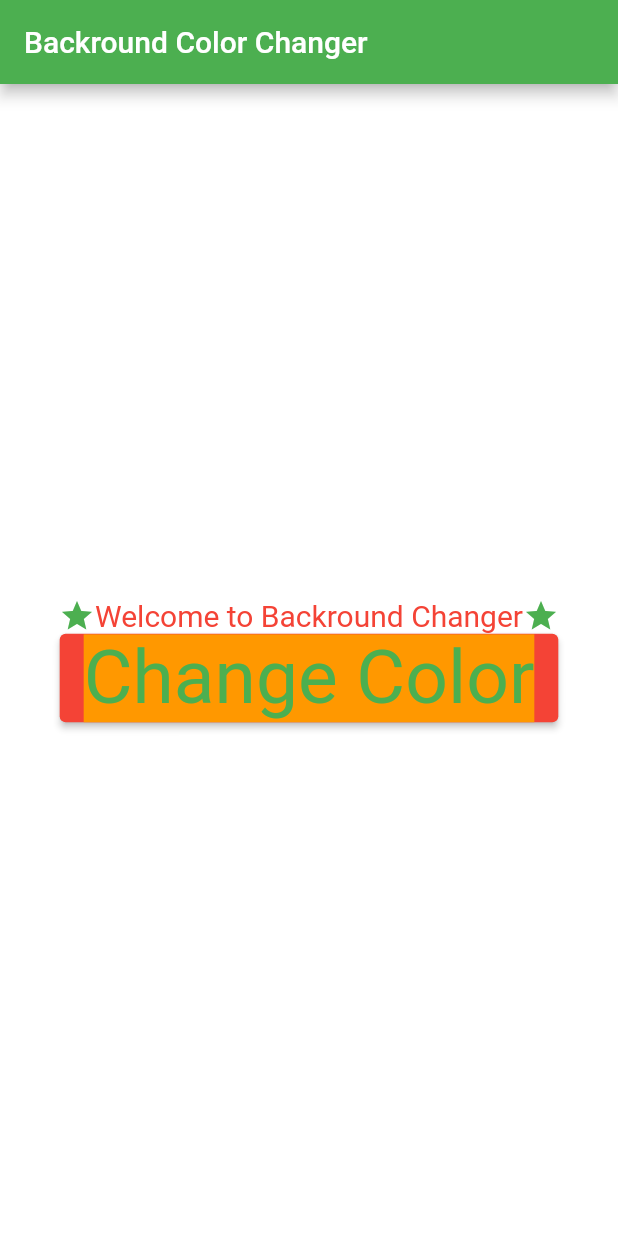
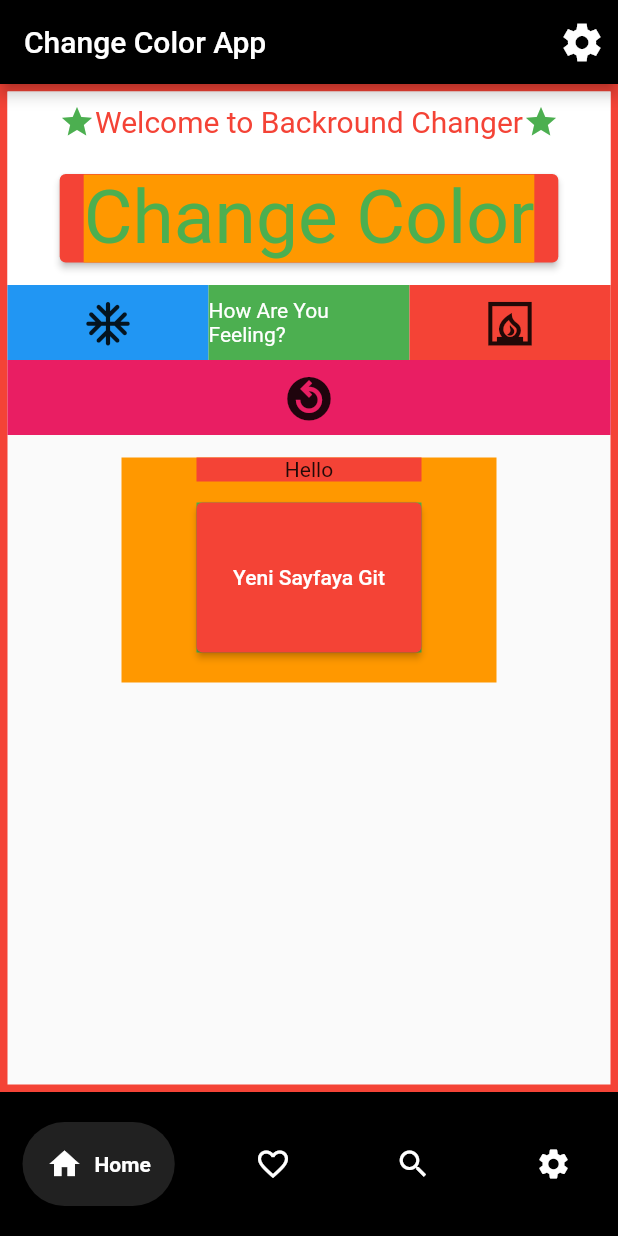
Before and after one commit to IsaTunahan/AppBackroundChanger, a Flutter app: the screen it shows after launch, on a phone screen of 412 x 824 dp. Run offline on Flutter 3.47's test engine with Material 2 defaults, Android fonts, the light colour scheme and no system bars; drawn by our look-alikes of google_nav_bar; our stand-ins replace google_fonts; Roboto replaces fonts that are missing (Ubuntu).

Commit message:
Yeni Özellikler eklendi. Widgetlar ayrıldı

```diff
--- /dev/null
+++ b/lib/bottom_nav_bar.dart
@@ -0,0 +1,48 @@
+import 'package:flutter/material.dart';
+import 'package:google_nav_bar/google_nav_bar.dart';
+class bottomNavBar extends StatefulWidget {
+  const bottomNavBar({super.key});
+
+  @override
+  State<bottomNavBar> createState() => _bottomNavBarState();
+}
+
+class _bottomNavBarState extends State<bottomNavBar> {
+  @override
+  Widget build(BuildContext context) {
+    return Container(
+        color: Colors.black,
+        child: Padding(
+          padding: const EdgeInsets.symmetric(horizontal: 15.0, vertical: 20),
+          child: GNav(
+              backgroundColor: Colors.black,
+              color: Colors.white,
+              activeColor: Colors.white,
+              tabBackgroundColor: Colors.grey.shade900,
+              gap: 8,
+              onTabChange: (index){
+                print(index);
+              },
+              padding: EdgeInsets.all(16),
+              tabs: const [
+                GButton(
+                  icon: Icons.home,
+                  text: 'Home',
+                ),
+                GButton(
+                  icon: Icons.favorite_border,
+                  text: 'Likes',
+                ),
+                GButton(
+                  icon: Icons.search,
+                  text: 'Search',
+                ),
+                GButton(
+                  icon: Icons.settings,
+                  text: 'Settings',
+                ),
+              ]),
+        ),
+      );
+  }
+}
--- /dev/null
+++ b/lib/change_color.dart
@@ -0,0 +1,88 @@
+import 'package:flutter/material.dart';
+import 'package:google_fonts/google_fonts.dart';
+import 'dart:math';
+
+class ChangeColor extends StatefulWidget {
+  const ChangeColor({super.key});
+
+  @override
+  State<ChangeColor> createState() => _ChangeColorState();
+}
+
+class _ChangeColorState extends State<ChangeColor> {
+  Color _appBarColor = Colors.green;
+  Color _buttonColor = Colors.red;
+  Color _backroundColor = Colors.white;
+  Color _textColor = Colors.orange;
+  void _changeColor() {
+    setState(() {
+      _appBarColor = Color.fromRGBO(
+        Random().nextInt(256),
+        Random().nextInt(256),
+        Random().nextInt(256),
+        1,
+      );
+
+      _textColor = Color.fromRGBO(
+        Random().nextInt(256),
+        Random().nextInt(256),
+        Random().nextInt(256),
+        1,
+      );
+      _buttonColor = Color.fromRGBO(
+        Random().nextInt(256),
+        Random().nextInt(256),
+        Random().nextInt(256),
+        1,
+      );
+      _backroundColor = Color.fromRGBO(
+        Random().nextInt(256),
+        Random().nextInt(256),
+        Random().nextInt(256),
+        1,
+      );
+    });
+  }
+
+  @override
+  Widget build(BuildContext context) {
+    return Container(
+
+      color: _backroundColor,
+      child: Column(
+        children: [
+          Padding(
+            padding: const EdgeInsets.all(8),
+            child: Row(
+              mainAxisAlignment: MainAxisAlignment.center,
+              crossAxisAlignment: CrossAxisAlignment.center,
+              children: [
+                Icon(Icons.star, color: _appBarColor),
+                Text('Welcome to Backround Changer',
+                    style: GoogleFonts.ubuntu(
+                      textStyle: TextStyle(
+                        fontSize: 20,
+                        color: _buttonColor,
+                      ),
+                    )),
+                Icon(Icons.star, color: _appBarColor),
+              ],
+            ),
+          ),
+          Padding(
+            padding: const EdgeInsets.all(15),
+            child: ElevatedButton(
+              onPressed: _changeColor,
+              child: Text("Change Color"),
+              style: ElevatedButton.styleFrom(
+                  foregroundColor: _appBarColor,
+                  backgroundColor: _buttonColor,
+                  textStyle:
+                      TextStyle(fontSize: 50, backgroundColor: _textColor)),
+            ),
+          ),
+        ],
+      ),
+    );
+  }
+}
--- /dev/null
+++ b/lib/hot_or_cold.dart
@@ -0,0 +1,94 @@
+import 'package:flutter/material.dart';
+import 'package:google_fonts/google_fonts.dart';
+class hotOrCold extends StatefulWidget {
+  const hotOrCold({super.key});
+
+  @override
+  State<hotOrCold> createState() => _hotOrColdState();
+}
+
+class _hotOrColdState extends State<hotOrCold> {
+  String feeling = "How Are You Feeling?";
+
+  @override
+  Widget build(BuildContext context) {
+    return Container(
+      height: 100,
+      child: Column(
+        children: [
+          Row(crossAxisAlignment: CrossAxisAlignment.start, children: [
+            Expanded(
+              child: Container(
+                height: 50,
+                color: Colors.blue,
+                child: IconButton(
+                    onPressed: () {
+                      setState(() {
+                        feeling = 'Cold';
+                      print('Cold');
+                      });
+                    },
+                    icon: const Icon(
+                      Icons.ac_unit_rounded,
+                      size: 35,
+                    )),
+              ),
+            ),
+            Expanded(
+              child: Container(
+                height: 50,
+                color: Colors.green,
+                child: Center(
+                    child: Text(feeling,
+                        style: GoogleFonts.roboto(
+                          textStyle: const TextStyle(
+                            color: Colors.white,
+                            shadows: [],
+                          ),
+                        ))),
+              ),
+            ),
+            Expanded(
+              child: Container(
+                height: 50,
+                color: Colors.red,
+                child: IconButton(
+                    onPressed: () {
+                      setState(() {
+                        feeling = 'Hot';
+                        print('Hot');
+                      });
+                    },
+                    icon: const Icon(
+                      Icons.fireplace_outlined,
+                      size: 35,
+                    )),
+              ),
+            ),
+          ]),
+          Column(
+            crossAxisAlignment: CrossAxisAlignment.stretch,
+            children: [
+              Container(
+                height: 50,
+                color: Colors.pink,
+                child: IconButton(
+                  onPressed: () {
+                    setState(() {
+                      feeling = "How is the weather?";
+                    print('How is the weather?');
+                    });
+                  },
+                  icon: const Icon(
+                    Icons.replay_circle_filled_outlined,
+                    size: 35,
+                  ),
+                ),
+              ),
+            ],
+          ),
+        ],
+      ),
+    );
+  }
+}
--- a/lib/main.dart
+++ b/lib/main.dart
@@ -1,116 +1,187 @@
-import 'dart:math';
+import 'package:backround_changer/bottom_nav_bar.dart';
+import 'package:backround_changer/change_color.dart';
+import 'package:backround_changer/hot_or_cold.dart';
+import 'package:backround_changer/stack_deneme.dart';
+import 'package:backround_changer/colors.dart';
 import 'package:flutter/material.dart';
-import 'package:google_fonts/google_fonts.dart';
 
-void main() => runApp(
-    MyApp()); //1- main fonksiyonu uygulamayı başlatır ve MyApp sınıfını çağırır.
+void main() {
+  runApp(MyApp());
+}
 
-class MyApp extends StatefulWidget {
-  //2- MyApp sınıfı, StatefulWidget sınıfından türetilir ve _MyAppState sınıfını çağırır.
-  //Bu sınıf, uygulama durumunun yönetilmesi ve arayüzün güncellenmesi için gerekli kodları içerir.
+class MyApp extends StatelessWidget {
+  @override
+  Widget build(BuildContext context) {
+    return MaterialApp(
+      title: 'Change Color',
+      // home: myHomePage(),
+      initialRoute: '/',
+      routes: {
+        "/": (context) => myHomePage(),
+        '/settings': (context) => MyApps(),
+      },
+    );
+  }
+}
+
+class myHomePage extends StatefulWidget {
+  const myHomePage({super.key});
 
   @override
-  _MyAppState createState() => _MyAppState();
+  State<myHomePage> createState() => _myHomePageState();
 }
 
-class _MyAppState extends State<MyApp> {
-  //3- _MyAppState sınıfı, üç farklı renk değişkeni oluşturur:
-  //_buttonColor, _backgroundColor ve _textColor.
-  //Bu renkler sırasıyla butonun arka plan rengi, arka plan rengi ve metin rengidir.
-  Color _appBarColor = Colors.green;
-  Color _buttonColor = Colors.red;
-  Color _backroundColor = Colors.white;
-  Color _textColor = Colors.orange;
-  void _changeColor() {
-    //4- _changeColor fonksiyonu, yeni bir rastgele renk oluşturmak için Random() sınıfını kullanır.
-    //Bu fonksiyon, _buttonColor, _backgroundColor ve _textColor değişkenlerini değiştirir.
-    setState(() {
-      _appBarColor = Color.fromRGBO(
-        Random().nextInt(256),
-        Random().nextInt(256),
-        Random().nextInt(256),
-        1,
-      );
+class _myHomePageState extends State<myHomePage> {
+  @override
+  Widget build(BuildContext context) {
+    //List<Color> colors=[Colors.grey.shade900,Colors.grey.shade500,Colors.white];
+    return WillPopScope(
+      onWillPop: () async {
+        print('pop edecek');
+        return false;
+      },
+      child: Scaffold(
+        appBar: AppBar(
+          title: const Text('Change Color App'),
+          backgroundColor: Colors.black,
+          actions: [
+            IconButton(
+                onPressed: () {
+                  print('Settings');
+                  Navigator.of(context).pushNamed('/settings');
+                },
+                tooltip: 'Search',
+                icon: const Icon(
+                  Icons.settings_sharp,
+                  size: 30,
+                ))
+          ],
+        ),
+        bottomNavigationBar: bottomNavBar(),
+        body: Container(
+          decoration: BoxDecoration(
+            border: Border.all(
+              color: Colors.red,
+              width: 5,
+            ),
+          ),
+          child: Column(
+            children: const [
+              ChangeColor(),
+              hotOrCold(),
+              stackDeneme(),
+              // Image(
+              //   image: AssetImage('images/icon_flutter.png'),
+              //   width: 200,
+              //   height: 200,
+              //   fit: BoxFit.cover,
+              // ),
+            ],
+          ),
+        ),
+      ),
+    );
+  }
+}
 
-      _textColor = Color.fromRGBO(
-        Random().nextInt(256),
-        Random().nextInt(256),
-        Random().nextInt(256),
-        1,
-      );
-      _buttonColor = Color.fromRGBO(
-        Random().nextInt(256),
-        Random().nextInt(256),
-        Random().nextInt(256),
-        1,
-      );
-      _backroundColor = Color.fromRGBO(
-        Random().nextInt(256),
-        Random().nextInt(256),
-        Random().nextInt(256),
-        1,
-      );
-    });
-  }
+class SettingsPage extends StatelessWidget {
+  const SettingsPage({super.key});
 
   @override
   Widget build(BuildContext context) {
-    //5- Build fonksiyonu, arayüzü oluşturmak için kullanılır.
-    //Bu fonksiyon, MaterialApp widget'ı ile başlar ve Scaffold widget'ıyla devam eder.
-
-    return MaterialApp(
-        home: Scaffold(
-      //6- Scaffold widget'ı, uygulama çerçevesini oluşturur ve bir AppBar widget'ı ile birlikte görüntülenir.
-      //AppBar widget'ı, uygulama başlığını içerir.
+    return Scaffold(
       appBar: AppBar(
-        title: const Text(
-          'Backround Color Changer',
-        ),
-        backgroundColor: _appBarColor,
+        title: Text('Settings'),
+        backgroundColor: Colors.black,
       ),
       body: Container(
-        //7-  Container widget'ı, uygulama arka plan rengini temsil eder ve _backroundColor değişkenine bağlanır.
-        color: _backroundColor,
+        decoration: BoxDecoration(
+          border: Border.all(
+            color: Colors.white,
+            width: 5,
+          ),
+          color: Colors.black,
+        ),
         child: Center(
-            //8 -Center widget'ı, butonu merkezlemek için kullanılır ve bir ElevatedButton widget'ı içerir.
+          child: Container(
+            decoration: BoxDecoration(
+            border: Border.all(
+              color: Colors.white,
+              width: 2,
+            ),
+          ),
+            child: Text(
+              style: TextStyle(color: Colors.white),
+              'Welcome to Settindgs Page',
+            ),
+          ),
+        ),
+      ),
+    );
+  }
+}
+class MyApps extends StatelessWidget {
+  @override
+  Widget build(BuildContext context) {
+    return MaterialApp(
+      title: 'My App',
+      theme: ThemeData(
+        primarySwatch: Colors.blue,
+        elevatedButtonTheme: ElevatedButtonThemeData(
+          style: ElevatedButton.styleFrom(
+            backgroundColor: Colors.blue,
+            shape: RoundedRectangleBorder(
+              borderRadius: BorderRadius.circular(16),
+            ),
+          ),
+        ),
+      ),
+      home: LoginPage(),
+    );
+  }
+}
 
-            child: Column(
+class LoginPage extends StatelessWidget {
+  const LoginPage({super.key});
+
+  @override
+  Widget build(BuildContext context) {
+    return Scaffold(
+      body: SafeArea(
+        child: Column(
+
           mainAxisAlignment: MainAxisAlignment.center,
-          crossAxisAlignment: CrossAxisAlignment.center,
-          children: <Widget>[
-            Row(
-              mainAxisAlignment: MainAxisAlignment.center,
-              crossAxisAlignment: CrossAxisAlignment.center,
-              children: [
-                Icon(Icons.star, color: _appBarColor),
-                Text('Welcome to Backround Changer',
-                    style: GoogleFonts.ubuntu(
-                      textStyle: TextStyle(
-                        fontSize: 20,
-                        color: _buttonColor,
-                      ),
-                    )),
-                Icon(Icons.star, color: _appBarColor),
-              ],
+          children: [
+            const Text(
+              "Hoşgeldiniz!",
+              style: TextStyle(fontSize: 24, fontWeight: FontWeight.bold),
             ),
-            ElevatedButton(
-              onPressed: _changeColor,
-              child: Text("Change Color"),
-              style: ElevatedButton.styleFrom(
-                  //9- ElevatedButton widget'ı, kullanıcının tıklamasını yakalamak için bir
-                  //onPressed özelliği içerir ve metin ve stil özellikleri içerir.
-                  //Stil özellikleri, _buttonColor ve _textColor değişkenlerine bağlanır.
-                  foregroundColor: _appBarColor,
-                  backgroundColor: _buttonColor,
-                  textStyle:
-                      TextStyle(fontSize: 50, backgroundColor: _textColor)),
+            SizedBox(height: 32),
+            ElevatedButton.icon(
+              onPressed: () {},
+              icon: Icon(Icons.login),
+              label: Text("Google ile Giriş Yap"),
+            ),
+            SizedBox(height: 16),
+            ElevatedButton.icon(
+              onPressed: () {},
+              icon: Icon(Icons.login),
+              label: Text("Apple ile Giriş Yap"),
+            ),
+            SizedBox(height: 16),
+            ElevatedButton.icon(
+              onPressed: () {},
+              icon: Icon(Icons.login),
+              label: Text("Facebook ile Giriş Yap"),
+            ),
+            SizedBox(height: 16),
+            TextButton(
+              onPressed: () {},
+              child: Text("E-posta ile Üye Ol"),
             ),
           ],
-        )),
-        //10- Herhangi bir değişiklik olduğunda, _changeColor fonksiyonu setState metodunu çağırarak arayüzün güncellenmesini sağlar.
-        //11- Her tıklamada, _changeColor fonksiyonu rastgele renkleri oluşturur ve _buttonColor, _backgroundColor ve _textColor değişkenlerini günceller.
-        //12- Her güncellemede, build fonksiyonu yeniden çağrılır ve arayüzün güncellenmiş hali oluşturulur.
+        ),
       ),
-    ));
+    );
   }
 }
--- /dev/null
+++ b/lib/stack_deneme.dart
@@ -0,0 +1,74 @@
+import 'package:backround_changer/ekran_2.dart';
+import 'package:backround_changer/main.dart';
+import 'package:flutter/material.dart';
+class stackDeneme extends StatelessWidget {
+  final Color _appBarColor = Colors.green;
+  final Color _buttonColor = Colors.red;
+  final Color _backroundColor = Colors.white;
+  final Color _textColor = Colors.orange;
+
+  void _onButtonPressed() {}
+  const stackDeneme({
+    super.key,
+  });
+
+  @override
+  Widget build(BuildContext context) {
+    return Padding(
+      padding: const EdgeInsets.all(15),
+      child: Center(
+          child: Stack(
+        children: [
+          Container(
+            width: 250,
+            height: 150,
+            color: _textColor,
+          ),
+          Positioned(
+            left: 50,
+            right: 50,
+            bottom: 20,
+            child: Container(
+              height: 100,
+              color: _appBarColor,
+              child: ElevatedButton(
+                style: ElevatedButton.styleFrom(
+                  backgroundColor: Colors.red,
+                ),
+                child: Text('Yeni Sayfaya Git'),
+                onPressed: () async {
+                  final cevap = await Navigator.of(context).push<bool>(
+                    MaterialPageRoute(
+                      builder: (context) {
+                        return Ekran2('Beğendiniz mi?');
+                      },
+                    ),
+                  );
+                  print('Cevap Geldi: $cevap');
+                  if (cevap == true) {
+                    print('Beğendi!');
+                  } else {
+                    print('Beğenmedi!');
+                  }
+                },
+              ),
+            ),
+          ),
+          Positioned(
+            right: 50,
+            left: 50,
+            child: Container(
+              width: 400,
+              color: Colors.red,
+              child: const Center(
+                child: Text(
+                  "Hello",
+                ),
+              ),
+            ),
+          ),
+        ],
+      )),
+    );
+  }
+}
--- a/pubspec.yaml
+++ b/pubspec.yaml
@@ -38,6 +38,7 @@ dependencies:
   # Use with the CupertinoIcons class for iOS style icons.
   cupertino_icons: ^1.0.2
   google_fonts: ^4.0.3
+  google_nav_bar: ^5.0.6
 
 dev_dependencies:
   flutter_test:
@@ -62,7 +63,9 @@ flutter:
   uses-material-design: true
 
   # To add assets to your application, add an assets section, like this:
-  # assets:
+
+assets:
+      - images/icon_flutter.png
   #   - images/a_dot_burr.jpeg
   #   - images/a_dot_ham.jpeg
 
```
Also changed, not shown: lib/colors.dart (added, +14 -0 lines), lib/ekran_2.dart (added, +73 -0 lines).
